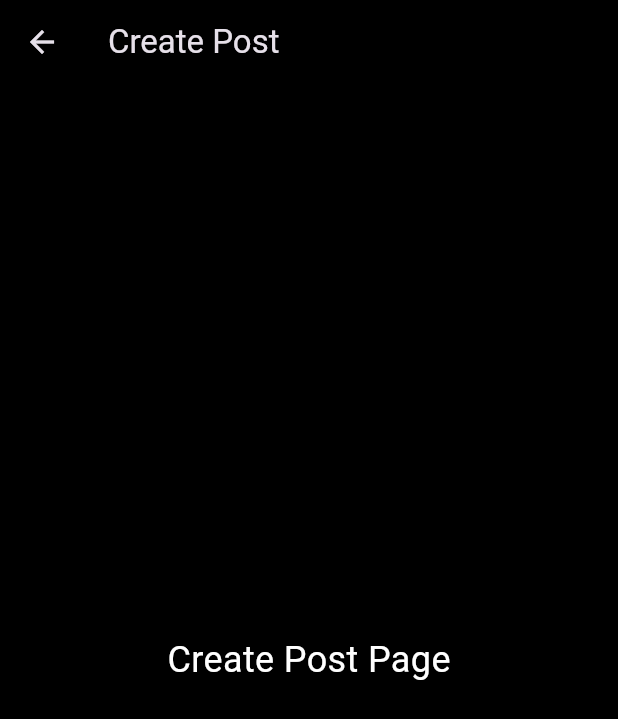
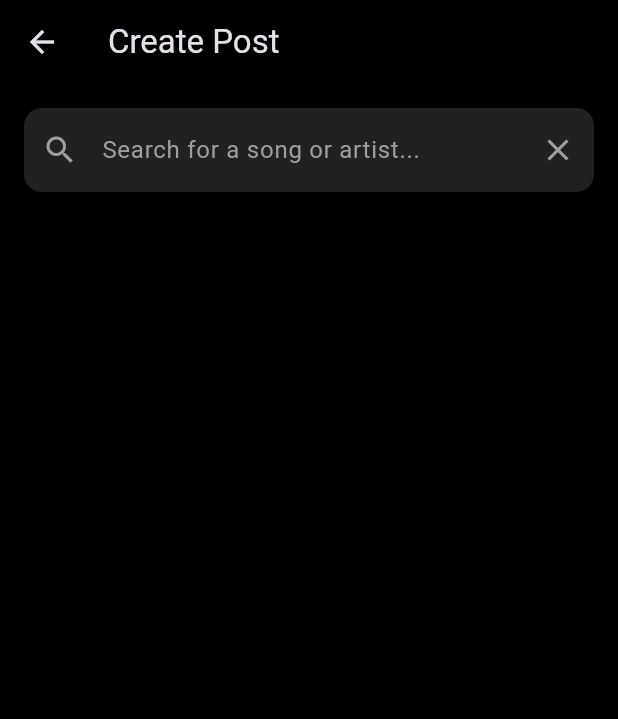
Before and after one commit to deemath/frontend2.0, a Flutter app: the CreatePostPage screen opened by its route, on a phone screen of 412 x 824 dp. Shown: the top 719 px of the screen. Run offline on Flutter 3.47's test engine with Material 3 defaults, Android fonts, the phone set to English and light mode, and no system bars; our stand-ins replace flutter_svg; missing offline and left inert: noot; network calls fail.

Commit message:
ui componets creation

```diff
--- a/lib/main.dart
+++ b/lib/main.dart
@@ -18,6 +18,8 @@ import 'package:flutter/material.dart';
 import 'presentation/screens/home_screen.dart';
 import 'presentation/screens/create_post.dart';
 import 'core/styles/theme.dart';
+import 'data/services/spotify_service.dart';
+import 'core/constants/app_constants.dart';
 
 void main() {
   runApp(const MyApp());
@@ -41,7 +43,11 @@ class MyApp extends StatelessWidget {
 
       home: const HomeScreen(),
       routes: {
-        '/create': (context) => const CreatePostPage(),
+        '/create': (context) => CreatePostPage(
+          spotifyService: SpotifyService(
+            accessToken: AppConstants.spotifyAccessToken,
+          ),
+        ),
       },
     );
   }
--- a/lib/presentation/screens/create_post.dart
+++ b/lib/presentation/screens/create_post.dart
@@ -1,7 +1,53 @@
 import 'package:flutter/material.dart';
+import '../../data/services/spotify_service.dart';
 
-class CreatePostPage extends StatelessWidget {
-  const CreatePostPage({Key? key}) : super(key: key);
+class CreatePostPage extends StatefulWidget {
+  final SpotifyService spotifyService;
+
+  const CreatePostPage({
+    Key? key,
+    required this.spotifyService,
+  }) : super(key: key);
+
+  @override
+  State<CreatePostPage> createState() => _CreatePostPageState();
+}
+
+class _CreatePostPageState extends State<CreatePostPage> {
+  final TextEditingController _searchController = TextEditingController();
+  bool _isLoading = false;
+  Map<String, dynamic>? _searchResults;
+
+  Future<void> _performSearch(String query) async {
+    if (query.isEmpty) return;
+
+    setState(() {
+      _isLoading = true;
+    });
+
+    try {
+      final results = await widget.spotifyService.searchTracks(query);
+      setState(() {
+        _searchResults = results;
+        _isLoading = false;
+      });
+    } catch (e) {
+      setState(() {
+        _isLoading = false;
+      });
+      if (mounted) {
+        ScaffoldMessenger.of(context).showSnackBar(
+          SnackBar(content: Text('Error searching: $e')),
+        );
+      }
+    }
+  }
+
+  @override
+  void dispose() {
+    _searchController.dispose();
+    super.dispose();
+  }
 
   @override
   Widget build(BuildContext context) {
@@ -11,10 +57,85 @@ class CreatePostPage extends StatelessWidget {
         backgroundColor: Colors.black,
       ),
       backgroundColor: Colors.black,
-      body: const Center(
-        child: Text(
-          'Create Post Page',
-          style: TextStyle(color: Colors.white, fontSize: 24),
+      body: Padding(
+        padding: const EdgeInsets.all(16.0),
+        child: Column(
+          children: [
+            TextField(
+              controller: _searchController,
+              style: const TextStyle(color: Colors.white),
+              decoration: InputDecoration(
+                hintText: 'Search for a song or artist...',
+                hintStyle: const TextStyle(color: Colors.grey),
+                prefixIcon: const Icon(Icons.search, color: Colors.grey),
+                suffixIcon: _isLoading
+                    ? const SizedBox(
+                        width: 20,
+                        height: 20,
+                        child: CircularProgressIndicator(
+                          strokeWidth: 2,
+                          valueColor: AlwaysStoppedAnimation<Color>(Colors.grey),
+                        ),
+                      )
+                    : IconButton(
+                        icon: const Icon(Icons.clear, color: Colors.grey),
+                        onPressed: () {
+                          _searchController.clear();
+                          setState(() {
+                            _searchResults = null;
+                          });
+                        },
+                      ),
+                filled: true,
+                fillColor: Colors.grey[900],
+                border: OutlineInputBorder(
+                  borderRadius: BorderRadius.circular(12),
+                  borderSide: BorderSide.none,
+                ),
+                enabledBorder: OutlineInputBorder(
+                  borderRadius: BorderRadius.circular(12),
+                  borderSide: BorderSide.none,
+                ),
+                focusedBorder: OutlineInputBorder(
+                  borderRadius: BorderRadius.circular(12),
+                  borderSide: const BorderSide(color: Colors.grey),
+                ),
+              ),
+              onSubmitted: _performSearch,
+            ),
+            if (_searchResults != null) ...[
+              const SizedBox(height: 16),
+              Expanded(
+                child: ListView.builder(
+                  itemCount: _searchResults!['tracks']['items'].length,
+                  itemBuilder: (context, index) {
+                    final track = _searchResults!['tracks']['items'][index];
+                    return ListTile(
+                      leading: track['album']['images'].isNotEmpty
+                          ? Image.network(
+                              track['album']['images'][0]['url'],
+                              width: 50,
+                              height: 50,
+                              fit: BoxFit.cover,
+                            )
+                          : const SizedBox(width: 50, height: 50),
+                      title: Text(
+                        track['name'],
+                        style: const TextStyle(color: Colors.white),
+                      ),
+                      subtitle: Text(
+                        track['artists'].map((artist) => artist['name']).join(', '),
+                        style: const TextStyle(color: Colors.grey),
+                      ),
+                      onTap: () {
+                        // TODO: Handle track selection
+                      },
+                    );
+                  },
+                ),
+              ),
+            ],
+          ],
         ),
       ),
     );
--- a/lib/presentation/screens/home_screen.dart
+++ b/lib/presentation/screens/home_screen.dart
@@ -1,9 +1,9 @@
 import 'package:flutter/material.dart';
 import '../../data/services/spotify_service.dart';
 import '../../core/constants/app_constants.dart';
-import 'bar.dart';
-import 'bottom_bar.dart';
-import 'playing_bar.dart';
+import '../widgets/bar.dart';
+import '../widgets/bottom_bar.dart';
+import '../widgets/playing_bar.dart';
 import 'feed.dart';
 
 class HomeScreen extends StatefulWidget {
--- a/lib/presentation/screens/bottom_bar.dart
+++ b/lib/presentation/widgets/bottom_bar.dart
@@ -24,7 +24,6 @@ class BottomBar extends StatelessWidget {
           ),
           // Fanbase
           Image.asset('assets/images/fanbase.png', width: 35, height: 35, color: Colors.white),
-          // Profile with red dot
           Stack(
             children: [
               CircleAvatar(
```
Also changed, not shown: lib/data/services/spotify_service.dart (+25 -0 lines), lib/presentation/widgets/bar.dart (renamed from lib/presentation/screens/bar.dart), lib/presentation/widgets/playing_bar.dart (renamed from lib/presentation/screens/playing_bar.dart).
